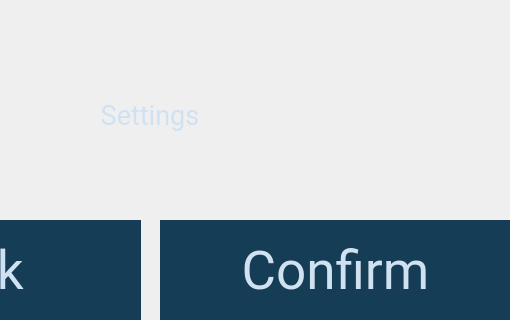
Before: the Qt Designer form settingoptionsform.ui in davidrosso/XaTek, drawn with Qt 5; both pictures show x 210 to 720 and y 810 to 1130 of the 720 by 1130 pixel window.
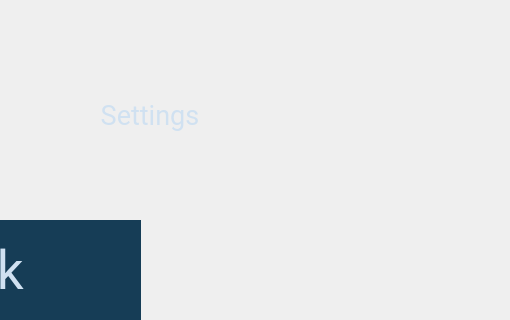
After: the same form once the commit is applied.

Patch:
```diff
--- a/settingoptionsform.ui
+++ b/settingoptionsform.ui
@@ -285,38 +285,6 @@
       </size>
      </property>
     </widget>
-    <widget class="QPushButton" name="buttonConfirm">
-     <property name="geometry">
-      <rect>
-       <x>370</x>
-       <y>1030</y>
-       <width>351</width>
-       <height>100</height>
-      </rect>
-     </property>
-     <property name="font">
-      <font>
-       <family>Roboto</family>
-       <pointsize>40</pointsize>
-       <weight>50</weight>
-       <bold>false</bold>
-      </font>
-     </property>
-     <property name="styleSheet">
-      <string notr="true">border-radius: 70%;
-background-color: rgb(22,61,86);
-color: rgb(208,225,241)</string>
-     </property>
-     <property name="text">
-      <string>Confirm</string>
-     </property>
-     <property name="iconSize">
-      <size>
-       <width>170</width>
-       <height>86</height>
-      </size>
-     </property>
-    </widget>
    </widget>
   </widget>
  </widget>
```
Left out of the diff: 10 changed lines with no effect on the pictures.
